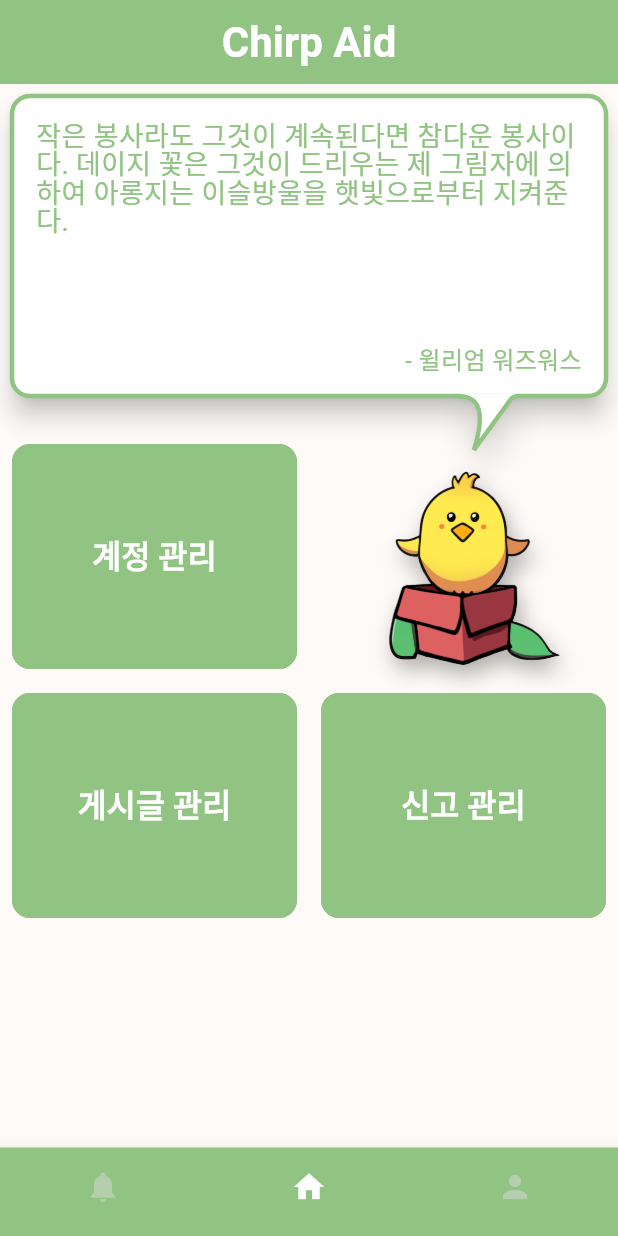
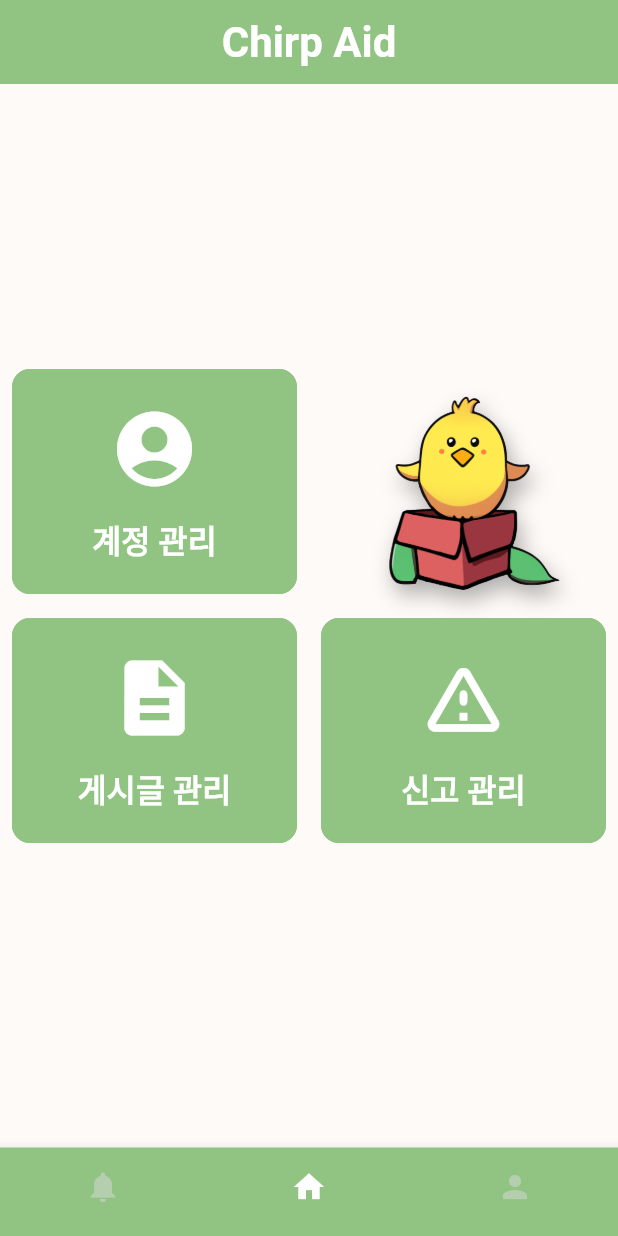
Before and after one commit to minwoo1119/Chrip-Aid-Front, a Flutter app: the screen it shows after launch, on a phone screen of 412 x 824 dp. Run offline on Flutter 3.47's test engine with Material 3 defaults, Android fonts, the phone set to English and light mode, and no system bars; our stand-ins replace card_swiper, dio, firebase_core, firebase_messaging, flutter_dotenv, flutter_local_notifications and 10 more; missing offline and left inert: android_intent_plus, aws_s3_upload, flutter_sliding_up_panel, google_api_headers, google_geocoding, google_maps_flutter_android and 3 more; accounts and stored records are empty; generated files the repository leaves out were written again.

Commit message:
✨ Feat : 관리자 메인 페이지 말풍선 삭제 및 아이콘 추가

```diff
--- a/chrip_aid/lib/common/component/custom_outlined_button.dart
+++ b/chrip_aid/lib/common/component/custom_outlined_button.dart
@@ -7,6 +7,7 @@ class CustomOutlinedButton extends StatelessWidget {
   final String text;
 
   final Color color;
+  final Icon? icon;
 
   final TextStyle? textStyle;
 
@@ -18,6 +19,7 @@ class CustomOutlinedButton extends StatelessWidget {
     Key? key,
     required this.onPressed,
     required this.text,
+    this.icon,
     this.color = CustomColor.buttonMainColor,
     this.elevation,
     this.hasSide = true,
@@ -42,11 +44,21 @@ class CustomOutlinedButton extends StatelessWidget {
         ),
         elevation: elevation,
       ),
-      child: Text(
-        text,
-        style: textStyle ??
-            kTextReverseStyleMiddle.copyWith(fontWeight: FontWeight.bold),
-        textAlign: TextAlign.center,
+      child: Column(
+        mainAxisAlignment: MainAxisAlignment.center,
+        crossAxisAlignment: CrossAxisAlignment.center,
+        children: [
+          icon!,
+          SizedBox(
+            height: 20,
+          ),
+          Text(
+            text,
+            style: textStyle ??
+                kTextReverseStyleMiddle.copyWith(fontWeight: FontWeight.bold),
+            textAlign: TextAlign.center,
+          ),
+        ],
       ),
     );
   }
--- a/chrip_aid/lib/home/view/supervisor_home_screen.dart
+++ b/chrip_aid/lib/home/view/supervisor_home_screen.dart
@@ -27,34 +27,8 @@ class SupervisorHomeScreen extends TabScreen {
         child: SingleChildScrollView(
           child: Column(
             children: [
-              CustomSpeechBalloon(
-                child: SizedBox(
-                  height: 200,
-                  child: Padding(
-                    padding: const EdgeInsets.all(kPaddingMiddleSize),
-                    child: Column(
-                      crossAxisAlignment: CrossAxisAlignment.stretch,
-                      children: [
-                        Text(
-                          "작은 봉사라도 그것이 계속된다면 참다운 봉사이다. 데이지 꽃은 그것이 드리우는 제 그림자에 의하여 아롱지는 이슬방울을 햇빛으로부터 지켜준다.",
-                          style: kTextContentStyleMiddle.copyWith(
-                            color: CustomColor.mainColor,
-                            fontSize: 18,
-                          ),
-                        ),
-                        const Expanded(child: SizedBox()),
-                        Text(
-                          "- 윌리엄 워즈워스",
-                          textAlign: TextAlign.right,
-                          style: kTextContentStyleMiddle.copyWith(
-                            color: CustomColor.mainColor,
-                            fontSize: 16,
-                          ),
-                        ),
-                      ],
-                    ),
-                  ),
-                ),
+              SizedBox(
+                height: 150,
               ),
               const SizedBox(height: kPaddingLargeSize),
               Row(
@@ -64,6 +38,10 @@ class SupervisorHomeScreen extends TabScreen {
                     child: CustomOutlinedButton(
                       onPressed: () =>
                           viewmodel.navigateToSearchScreen(context),
+                      icon: Icon(
+                        Icons.account_circle,
+                        size:60,color: Colors.white,
+                      ),
                       text: "계정 관리",
                       elevation: kElevationSize,
                       fixedSize: kOutlinedButtonLargeSize,
@@ -91,6 +69,10 @@ class SupervisorHomeScreen extends TabScreen {
                       onPressed: () => viewmodel.navigateToPostScreen(
                         context,
                       ),
+                      icon: Icon(
+                        Icons.description,
+                        size:60,color: Colors.white,
+                      ),
                       text: "게시글 관리",
                       elevation: kElevationSize,
                       fixedSize: kOutlinedButtonLargeSize,
@@ -103,7 +85,10 @@ class SupervisorHomeScreen extends TabScreen {
                       onPressed: () => viewmodel.navigateToReservationScreen(
                         context,
                       ),
-                      text: "신고 관리",
+                      icon: Icon(
+                        Icons.warning_amber_rounded,
+                        size:60,color: Colors.white,
+                      ),                      text: "신고 관리",
                       elevation: kElevationSize,
                       fixedSize: kOutlinedButtonLargeSize,
                       hasSide: false,
```
